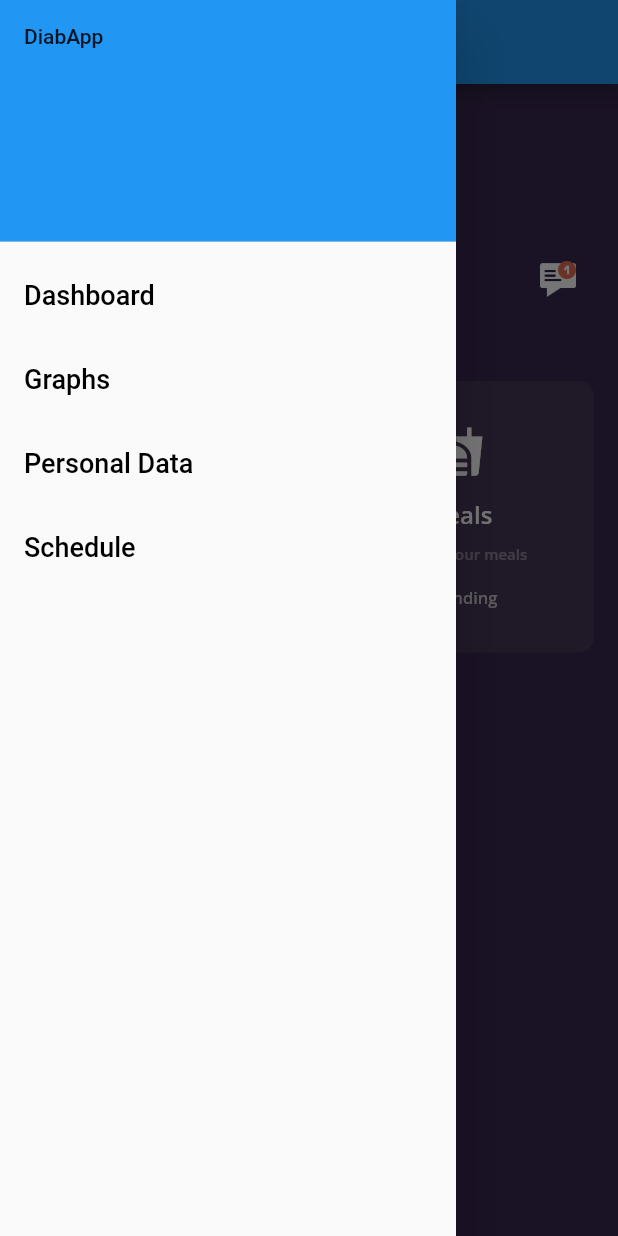
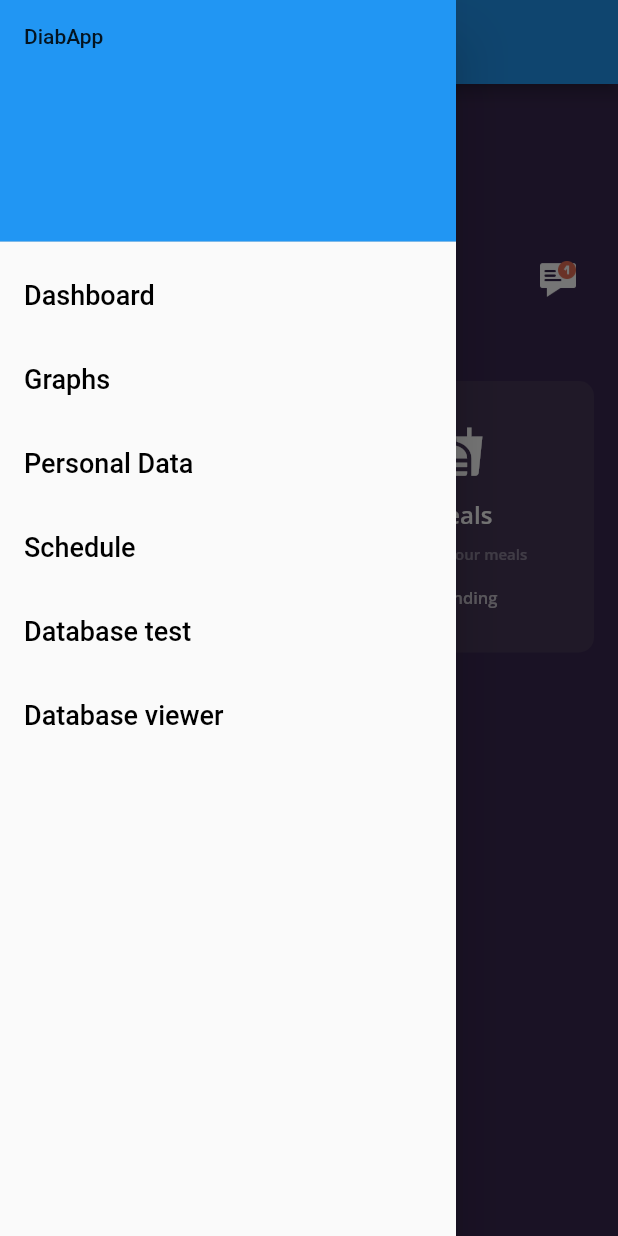
Before and after one commit to pemocarlo/diabapp, a Flutter app: the screen it shows after launch, with the side drawer open, on a phone screen of 412 x 824 dp. Run offline on Flutter 3.47's test engine with Material 2 defaults, Android fonts, the phone set to English and light mode, and no system bars; our stand-ins replace google_fonts, image_picker, moor, moor_ffi; missing offline and left inert: moor_db_viewer; generated files the repository leaves out were written again.

Commit message:
Make the DB tests accesible from the drawer

```diff
--- a/lib/widgets/maindrawer.dart
+++ b/lib/widgets/maindrawer.dart
@@ -1,5 +1,8 @@
+import 'package:diabapp/data/open_food_facts_database.dart';
 import 'package:flutter/material.dart';
 import 'package:diabapp/widgets/index.dart';
+import 'package:provider/provider.dart';
+import 'package:moor_db_viewer/moor_db_viewer.dart';
 
 class MainDrawer extends StatelessWidget {
   const MainDrawer({
@@ -50,7 +53,24 @@ class MainDrawer extends StatelessWidget {
             title: Text("Schedule",
                 style: TextStyle(color: Colors.black, fontSize: 18)),
             onTap: () {
+              onTap(Schedule(), context);
+            },
+          ),
+          ListTile(
+            title: Text("Database test",
+                style: TextStyle(color: Colors.black, fontSize: 18)),
+            onTap: () {
               onTap(Foods(), context);
+            },
+          ),
+          ListTile(
+            title: Text("Database viewer",
+                style: TextStyle(color: Colors.black, fontSize: 18)),
+            onTap: () {
+              final database =
+                  Provider.of<OpenFoodFactsDataBase>(context, listen: false);
+              Navigator.of(context).push(MaterialPageRoute(
+                  builder: (context) => MoorDbViewer(database)));
             },
           ),
         ],
```
Also changed, not shown: lib/widgets/dashboard.dart (+1 -9 lines).
